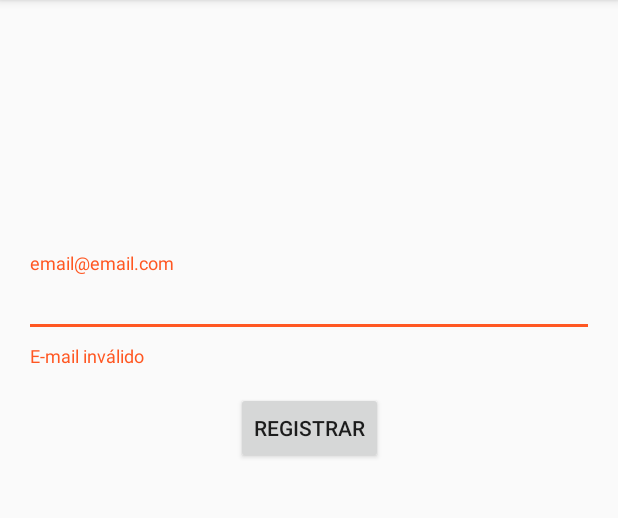
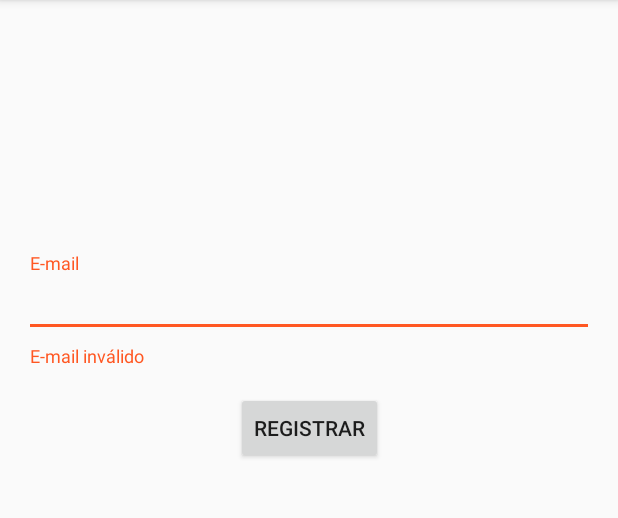
Before and after one commit to castrors/iddog, an Android app: the screen it shows after launch (SignUpActivity), after a tap on "REGISTRAR", on a phone screen of 412 x 824 dp, the part 84-602 px from its top. Run offline under Robolectric (Android 15) with nearby library versions, the phone set to English and light mode, and no system bars; our stand-ins replace Timber; libraries missing offline, so code that uses them is left out: com.orhanobut.hawk; 2 statements that could not run were skipped.

Commit message:
Adjust email label

```diff
--- a/app/src/main/res/layout/activity_sign_up.xml
+++ b/app/src/main/res/layout/activity_sign_up.xml
@@ -12,7 +12,7 @@
             android:layout_width="0dp"
             android:layout_height="wrap_content"
             android:layout_margin="16dp"
-            android:hint="@string/email_hint"
+            android:hint="@string/email_label"
             app:layout_constraintBottom_toTopOf="@id/buttonSubmit"
             app:layout_constraintEnd_toEndOf="parent"
             app:layout_constraintStart_toStartOf="parent"
--- a/app/src/main/res/values/strings.xml
+++ b/app/src/main/res/values/strings.xml
@@ -1,7 +1,6 @@
 <resources>
     <string name="app_name">iddog</string>
     <string name="email_label">E-mail</string>
-    <string name="email_hint">email@email.com</string>
     <string name="sign_up">Registrar</string>
     <string name="husky">Husky</string>
     <string name="hound">Hound</string>
```
